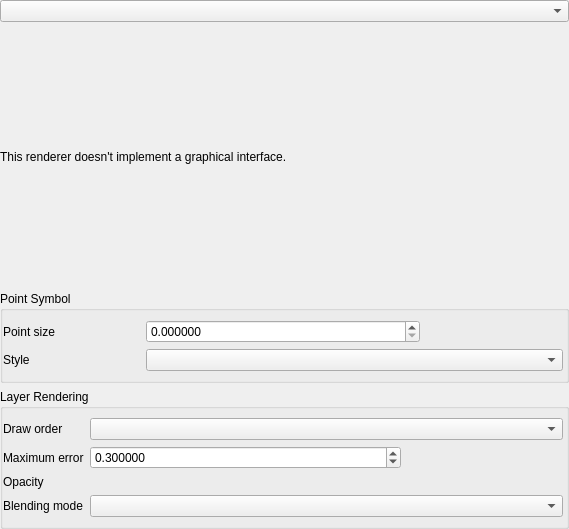
This is src/ui/pointcloud/qgspointcloudrendererpropsdialogbase.ui in nextgis/nextgisqgis as Qt 5 draws it before an edit. The edited form follows.
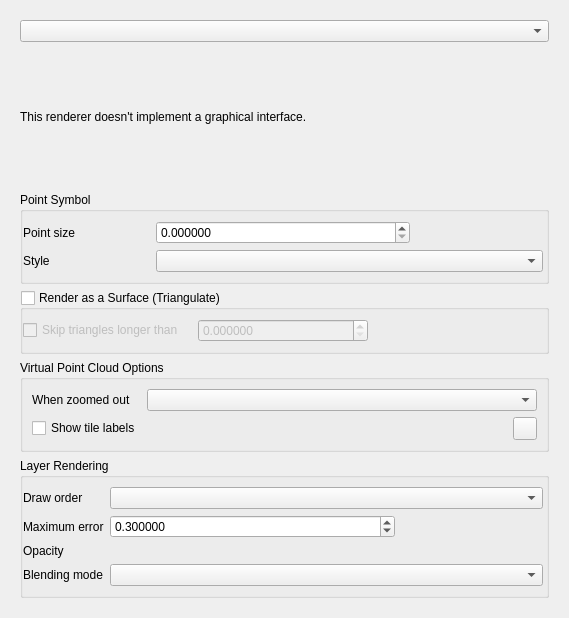
This is the edited form. Custom widgets are drawn as their Qt base class.

Diff of the .ui file:
```diff
--- a/src/ui/pointcloud/qgspointcloudrendererpropsdialogbase.ui
+++ b/src/ui/pointcloud/qgspointcloudrendererpropsdialogbase.ui
@@ -7,43 +7,17 @@
     <x>0</x>
     <y>0</y>
     <width>569</width>
-    <height>529</height>
+    <height>618</height>
    </rect>
   </property>
   <property name="windowTitle">
    <string>Renderer Settings</string>
   </property>
-  <layout class="QVBoxLayout" name="verticalLayout_5">
-   <property name="leftMargin">
-    <number>0</number>
-   </property>
-   <property name="topMargin">
-    <number>0</number>
-   </property>
-   <property name="rightMargin">
-    <number>0</number>
-   </property>
-   <property name="bottomMargin">
-    <number>0</number>
-   </property>
+  <layout class="QVBoxLayout" name="verticalLayout_2">
    <item>
     <widget class="QStackedWidget" name="mainStack">
      <widget class="QWidget" name="page">
-      <layout class="QVBoxLayout" name="verticalLayout_4">
-       <property name="leftMargin">
-        <number>0</number>
-       </property>
-       <property name="topMargin">
-        <number>0</number>
-       </property>
-       <property name="rightMargin">
-        <number>0</number>
-       </property>
-       <property name="bottomMargin">
-        <number>0</number>
-       </property>
-       <item>
-        <layout class="QVBoxLayout" name="verticalLayout_2">
+      <layout class="QVBoxLayout" name="verticalLayout_3">
          <item>
           <layout class="QHBoxLayout" name="horizontalLayout">
            <item>
@@ -151,6 +125,102 @@
            </layout>
           </widget>
          </item>
+       <item>
+        <widget class="QgsCollapsibleGroupBox" name="mTriangulateGroupBox">
+         <property name="title">
+          <string>Render as a Surface (Triangulate)</string>
+         </property>
+         <property name="checkable">
+          <bool>true</bool>
+         </property>
+         <property name="checked">
+          <bool>false</bool>
+         </property>
+         <layout class="QGridLayout" name="gridLayout_8">
+          <property name="leftMargin">
+           <number>0</number>
+          </property>
+          <property name="rightMargin">
+           <number>3</number>
+          </property>
+          <item row="0" column="0">
+           <widget class="QCheckBox" name="mHorizontalTriangleCheckBox">
+            <property name="text">
+             <string>Skip triangles longer than</string>
+            </property>
+           </widget>
+          </item>
+          <item row="0" column="1">
+           <widget class="QgsDoubleSpinBox" name="mHorizontalTriangleThresholdSpinBox">
+            <property name="toolTip">
+             <string>Maximum Triangle Side Size in Horizontal Plan</string>
+            </property>
+            <property name="decimals">
+             <number>6</number>
+            </property>
+            <property name="maximum">
+             <double>99999999999.000000000000000</double>
+            </property>
+           </widget>
+          </item>
+          <item row="0" column="2">
+           <widget class="QgsUnitSelectionWidget" name="mHorizontalTriangleUnitWidget" native="true"/>
+          </item>
+         </layout>
+        </widget>
+       </item>
+       <item>
+        <widget class="QgsCollapsibleGroupBox" name="mVpcGroupBox">
+         <property name="title">
+          <string>Virtual Point Cloud Options</string>
+         </property>
+         <property name="checkable">
+          <bool>false</bool>
+         </property>
+         <property name="checked">
+          <bool>false</bool>
+         </property>
+         <layout class="QGridLayout" name="gridLayout_3">
+          <item row="1" column="1">
+           <spacer name="horizontalSpacer">
+            <property name="orientation">
+             <enum>Qt::Horizontal</enum>
+            </property>
+            <property name="sizeHint" stdset="0">
+             <size>
+              <width>301</width>
+              <height>20</height>
+             </size>
+            </property>
+           </spacer>
+          </item>
+          <item row="0" column="1" colspan="2">
+           <widget class="QComboBox" name="mZoomOutOptions"/>
+          </item>
+          <item row="1" column="2">
+           <widget class="QgsFontButton" name="mLabelOptions">
+            <property name="text">
+             <string/>
+            </property>
+           </widget>
+          </item>
+          <item row="0" column="0">
+           <widget class="QLabel" name="label_3">
+            <property name="text">
+             <string>When zoomed out</string>
+            </property>
+           </widget>
+          </item>
+          <item row="1" column="0">
+           <widget class="QCheckBox" name="mLabels">
+            <property name="text">
+             <string>Show tile labels</string>
+            </property>
+           </widget>
+          </item>
+         </layout>
+        </widget>
+       </item>
          <item>
           <widget class="QGroupBox" name="mLayerRenderingGroupBox">
            <property name="title">
@@ -253,6 +323,14 @@
            </layout>
           </widget>
          </item>
+       <item>
+        <layout class="QHBoxLayout" name="labelLayout">
+         <property name="leftMargin">
+          <number>6</number>
+         </property>
+         <property name="rightMargin">
+          <number>6</number>
+         </property>
         </layout>
        </item>
       </layout>
@@ -290,6 +368,17 @@
    <header>qgspanelwidget.h</header>
    <container>1</container>
   </customwidget>
+  <customwidget>
+   <class>QgsCollapsibleGroupBox</class>
+   <extends>QGroupBox</extends>
+   <header>qgscollapsiblegroupbox.h</header>
+   <container>1</container>
+  </customwidget>
+  <customwidget>
+   <class>QgsFontButton</class>
+   <extends>QToolButton</extends>
+   <header>qgsfontbutton.h</header>
+  </customwidget>
  </customwidgets>
  <tabstops>
   <tabstop>cboRenderers</tabstop>
```
Lines whose indentation alone changed are shown as unchanged.
